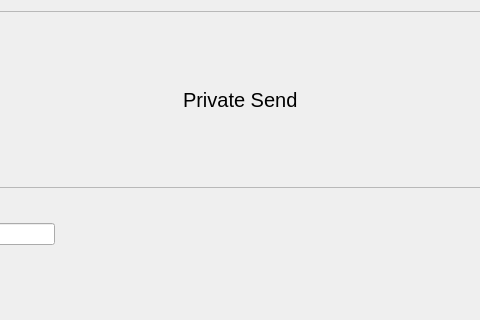
Old version of the form src/qt/forms/overviewapage.ui in the repository barrystyle/hth; both pictures show x 266 to 746 and y 0 to 320 of the 1000 by 674 pixel window.
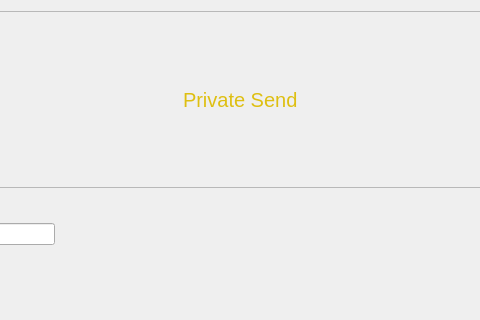
New version of the form.

```diff
--- a/src/qt/forms/overviewapage.ui
+++ b/src/qt/forms/overviewapage.ui
@@ -97,7 +97,8 @@
               </size>
              </property>
              <property name="styleSheet">
-              <string notr="true">font-size: 20px;</string>
+              <string notr="true">font-size: 20px;
+color: #debf12;</string>
              </property>
              <property name="text">
               <string>Private Send</string>
```
